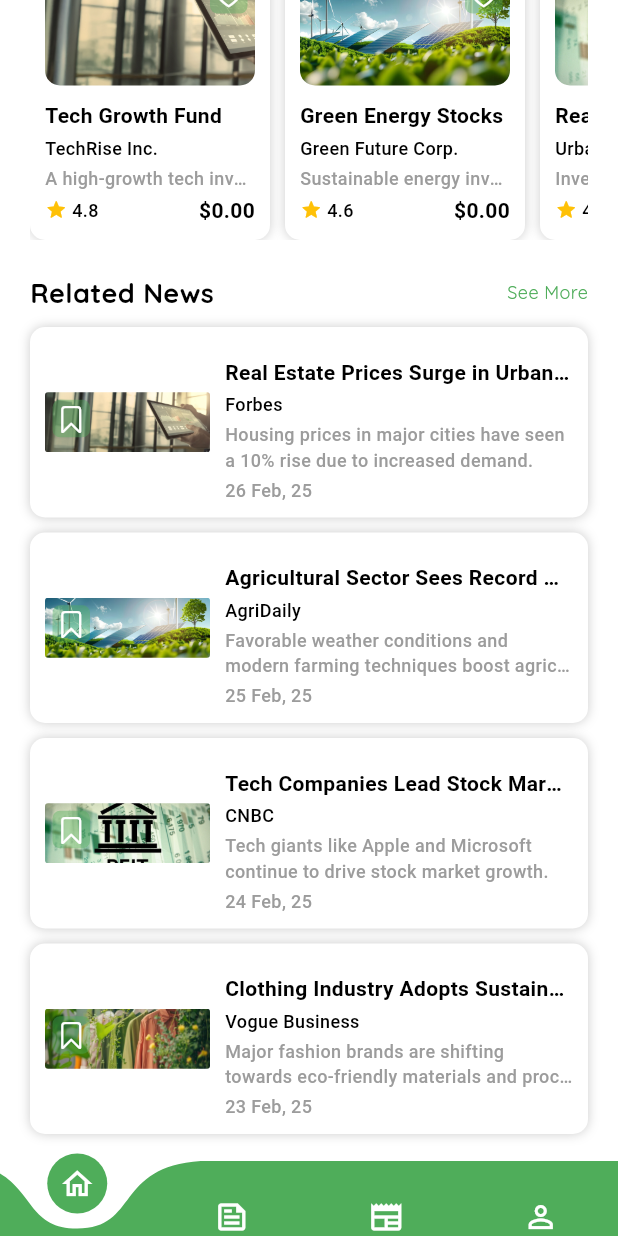
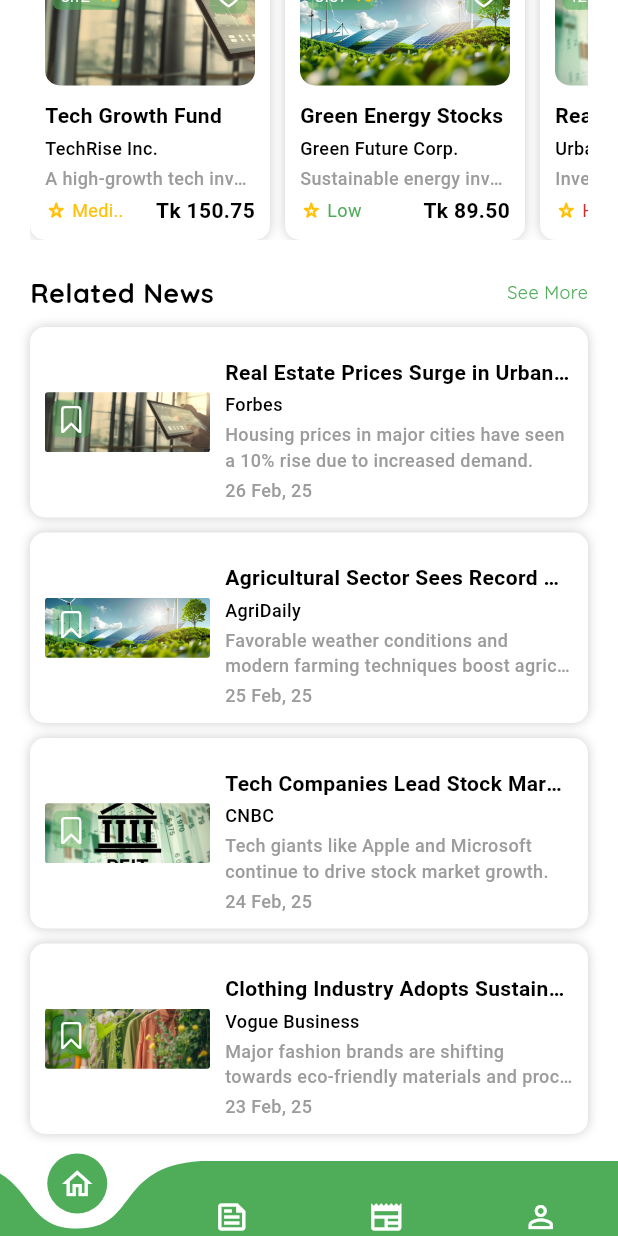
Before and after one commit to JoyyY1209/investment_app_project, a Flutter app: the BottomNav screen opened directly, scrolled down 534 dp, on a phone screen of 412 x 824 dp. Run offline on Flutter 3.47's test engine with Material 3 defaults, Android fonts, the phone set to English and light mode, and no system bars; drawn by our look-alikes of curved_navigation_bar; our stand-ins replace animated_text_kit, carousel_slider, get, get_storage, google_fonts, lottie; accounts and stored records are empty.

Commit message:
adding roi,risk in template

```diff
--- a/lib/components/template_green.dart
+++ b/lib/components/template_green.dart
@@ -40,6 +40,7 @@ class _TemplateGreenState extends State<TemplateGreen> {
                   }
                 });
               },
+              widget.data['roi']
             ),
             AppWidget().heightSpace,
             Text(
@@ -63,21 +64,24 @@ class _TemplateGreenState extends State<TemplateGreen> {
             Row(
               children: [
                 Icon(
-                  Icons.grade_rounded,
+                  Icons.star_border_purple500_rounded,
                   color: AppWidget().yellowColor,
                   size: 15.0,
                 ),
                 AppWidget().widthBox(AppWidget().fixPadding * 0.3),
                 Expanded(
                   child: Text(
-                    widget.data['rate']?.toString() ?? '0.0',
-                    style: AppWidget().medium12Black,
+                    widget.data['risk']?.toString() ?? '0.0',
+                    style: TextStyle(
+                      color: widget.data['risk']=="Low"?AppWidget().primaryColor:widget.data['risk']=="Medi.."?AppWidget().yellowColor:AppWidget().redColor,
+                      fontSize: 12,
+                    ),
                     overflow: TextOverflow.ellipsis,
                   ),
                 ),
                 AppWidget().width5Space,
                 Text(
-                  "\$${(widget.data['price'] as num?)?.toStringAsFixed(2) ?? '0.00'}",
+                  "Tk ${(widget.data['pricePerShare'] as num?)?.toStringAsFixed(2) ?? '0.00'}",
                   style: AppWidget().semibold14Black,
                 )
               ],
@@ -89,7 +93,7 @@ class _TemplateGreenState extends State<TemplateGreen> {
   }
 }
 
-Widget imageWidget(Map<String, dynamic> itemData, Function() onTap) {
+Widget imageWidget(Map<String, dynamic> itemData, Function() onTap,double roi) {
   return Container(
     padding: EdgeInsets.all(AppWidget().fixPadding * 0.5),
     height: 78.0,
@@ -102,7 +106,37 @@ Widget imageWidget(Map<String, dynamic> itemData, Function() onTap) {
       ),
     ),
     alignment: Alignment.topRight,
-    child: GestureDetector(
+    child: Row(
+      mainAxisAlignment: MainAxisAlignment.spaceBetween,
+      children: [
+        Container(
+          height: 20.0,
+          width: 45,
+          decoration: BoxDecoration(
+            color: AppWidget().primaryColor.withOpacity(0.6),
+            borderRadius: BorderRadius.circular(5.0),
+          ),
+          child: Row(
+            children: [
+              AppWidget().width5Space,
+              Expanded(
+                child: Text(
+                  roi.toString() ?? '0.0',
+                  style: AppWidget.QuickSandWhiteSize(12),
+                  overflow: TextOverflow.ellipsis,
+                ),
+              ),
+              AppWidget().widthBox(AppWidget().fixPadding * 0.3),
+              Icon(
+                Icons.percent_outlined,
+                color: AppWidget().yellowColor,
+                size: 14.0,
+              ),
+            ],
+          ),
+        ),
+
+        GestureDetector(
           onTap: onTap,
           child: Container(
             height: 25.0,
@@ -120,5 +154,7 @@ Widget imageWidget(Map<String, dynamic> itemData, Function() onTap) {
             ),
           ),
         ),
+      ],
+    ),
   );
 }
--- a/lib/main.dart
+++ b/lib/main.dart
@@ -20,8 +20,8 @@ class MyApp extends StatelessWidget {
 
     return GetMaterialApp(
       debugShowCheckedModeBanner: false,
-      //home: SplashScreen(check: isFirstTime),
-      home: BottomNav(),
+      home: SplashScreen(check: isFirstTime),
+      //home: BottomNav(),
     );
   }
 }
--- a/lib/screens/home_page.dart
+++ b/lib/screens/home_page.dart
@@ -21,9 +21,10 @@ final investmentList = [
     "description": "A high-growth tech investment portfolio...",
     "category": "Technology",
     "company": "TechRise Inc.",
-    "rate": 4.8,
+    "risk": "Medi..",
     "pricePerShare": 150.75,
-    "isFavorite": false
+    "isFavorite": false,
+    "roi" : 6.12,
   },
   {
     "image": "assets/recommended/img2.png",
@@ -31,9 +32,10 @@ final investmentList = [
     "description": "Sustainable energy investments with long-term returns...",
     "category": "Renewable Energy",
     "company": "Green Future Corp.",
-    "rate": 4.6,
+    "risk": "Low",
     "pricePerShare": 89.50,
-    "isFavorite": false
+    "isFavorite": false,
+    "roi" : 3.67,
   },
   {
     "image": "assets/recommended/img3.png",
@@ -41,9 +43,10 @@ final investmentList = [
     "description": "Invest in prime real estate properties...",
     "category": "Real Estate",
     "company": "Urban Estate Ltd.",
-    "rate": 4.3,
+    "risk": "High",
     "pricePerShare": 120.00,
-    "isFavorite": false
+    "isFavorite": false,
+    "roi" : 12.88,
   },
   {
     "image": "assets/recommended/img4.png",
@@ -51,9 +54,10 @@ final investmentList = [
     "description": "Support eco-friendly and ethical fashion brands...",
     "category": "Clothing",
     "company": "GreenWear Ltd.",
-    "rate": 4.2,
+    "risk": "Medi..",
     "pricePerShare": 60.80,
-    "isFavorite": false
+    "isFavorite": false,
+    "roi" : 7.34,
   },
 ];
 
--- a/lib/widget/support_widget.dart
+++ b/lib/widget/support_widget.dart
@@ -187,6 +187,20 @@ class AppWidget{
      );
    }
 
+   static TextStyle QuickSandBlackSize(double x){
+     return GoogleFonts.quicksand(
+       fontSize: x,
+       color: Colors.black,
+     );
+   }
+
+   static TextStyle QuickSandWhiteSize(double x){
+     return GoogleFonts.quicksand(
+       fontSize: x,
+       color: Colors.white,
+     );
+   }
+
    static TextStyle QuickSandBlackBoldHeadline(){
      return GoogleFonts.quicksand(
        color: Colors.black,
```
Lines whose indentation alone changed are shown as unchanged.
